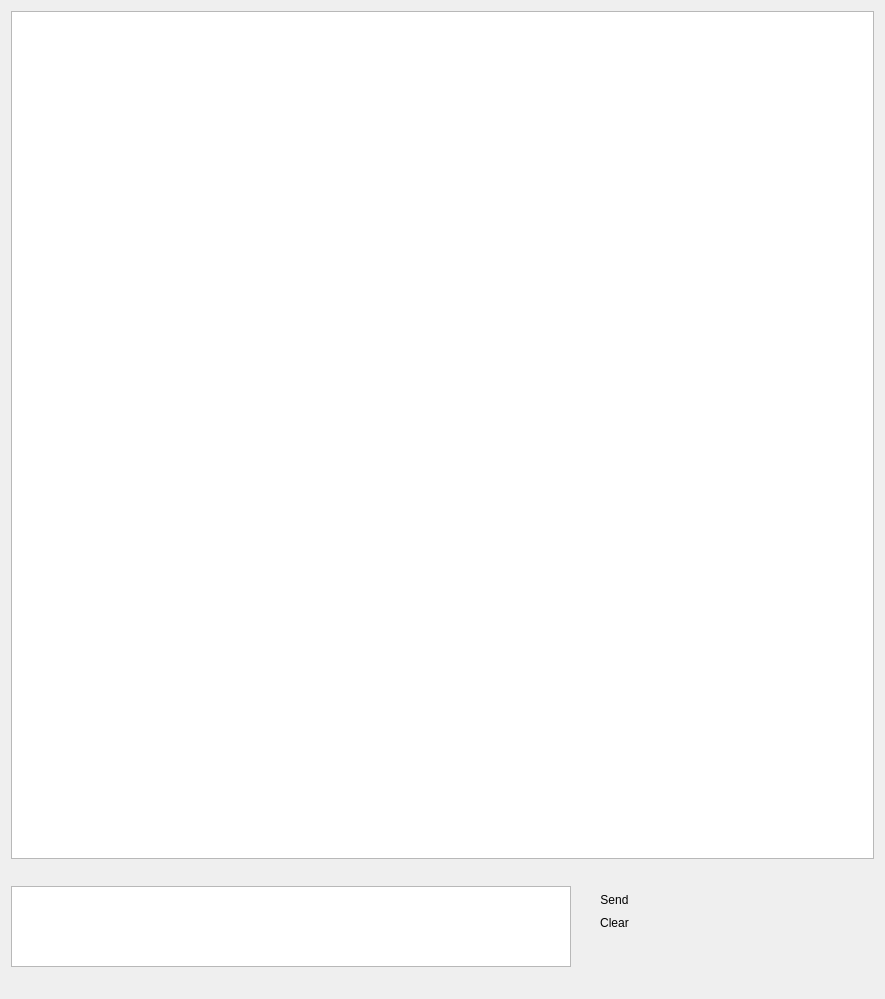
This is VentilateGUI/Shell/Ventilate_Shell/chatscreen.ui in Ixirsii/Ventilate as Qt 5 draws it before an edit. The edited form follows.
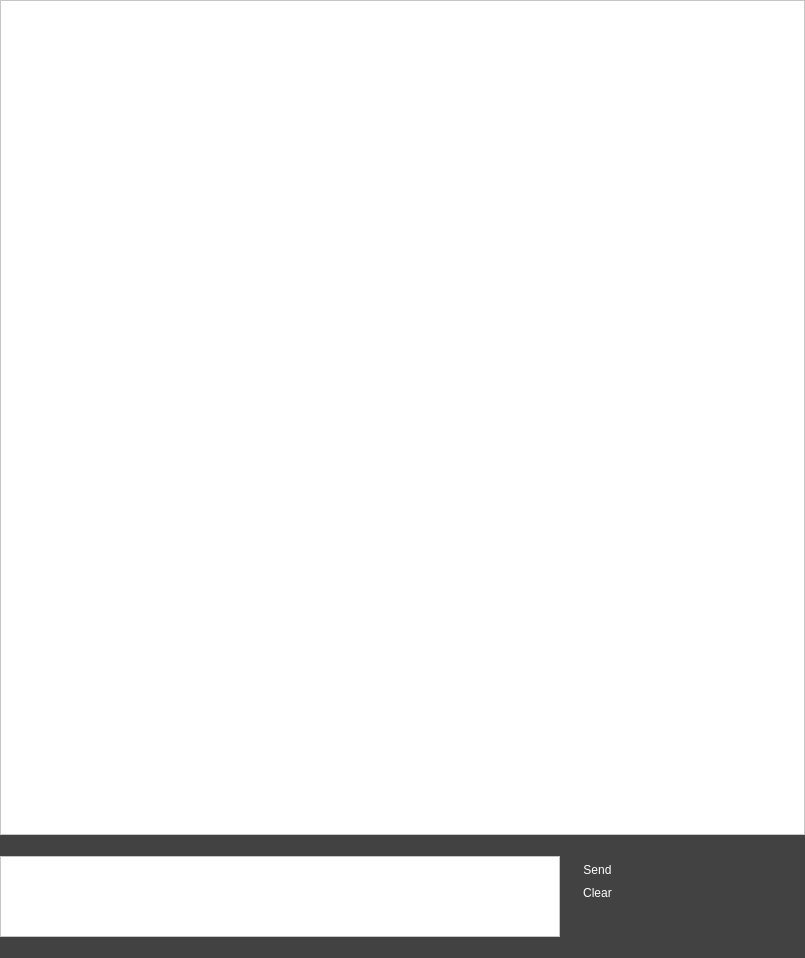
This is the edited form.

Diff of the .ui file:
```diff
--- a/VentilateGUI/Shell/Ventilate_Shell/chatscreen.ui
+++ b/VentilateGUI/Shell/Ventilate_Shell/chatscreen.ui
@@ -6,26 +6,51 @@
    <rect>
     <x>0</x>
     <y>0</y>
-    <width>885</width>
-    <height>999</height>
+    <width>805</width>
+    <height>958</height>
    </rect>
   </property>
   <property name="windowTitle">
    <string>Form</string>
   </property>
+  <property name="styleSheet">
+   <string notr="true">background-color:rgb(66,66,66);</string>
+  </property>
   <layout class="QVBoxLayout" name="verticalLayout_2">
+   <property name="spacing">
+    <number>0</number>
+   </property>
+   <property name="leftMargin">
+    <number>0</number>
+   </property>
+   <property name="topMargin">
+    <number>0</number>
+   </property>
+   <property name="rightMargin">
+    <number>0</number>
+   </property>
+   <property name="bottomMargin">
+    <number>0</number>
+   </property>
    <item>
     <widget class="QListWidget" name="lstChatscreen">
      <property name="minimumSize">
       <size>
-       <width>805</width>
-       <height>833</height>
+       <width>700</width>
+       <height>810</height>
       </size>
      </property>
+     <property name="styleSheet">
+      <string notr="true">color: rgb(255, 255, 255);
+background-color: rgb(255, 255, 255);</string>
+     </property>
     </widget>
    </item>
    <item>
     <layout class="QHBoxLayout" name="horizontalLayout">
+     <property name="spacing">
+      <number>0</number>
+     </property>
      <property name="sizeConstraint">
       <enum>QLayout::SetFixedSize</enum>
      </property>
@@ -49,6 +74,10 @@
          <height>81</height>
         </size>
        </property>
+       <property name="styleSheet">
+        <string notr="true">color: rgb(0, 0, 0);
+background-color: rgb(255, 255, 255);</string>
+       </property>
       </widget>
      </item>
      <item>
@@ -85,6 +114,9 @@
            <height>23</height>
           </size>
          </property>
+         <property name="styleSheet">
+          <string notr="true">color: rgb(255, 255, 255);</string>
+         </property>
          <property name="text">
           <string>Send</string>
          </property>
@@ -113,6 +145,9 @@
            <height>23</height>
           </size>
          </property>
+         <property name="styleSheet">
+          <string notr="true">color: rgb(255, 255, 255);</string>
+         </property>
          <property name="text">
           <string>Clear</string>
          </property>
```
Left out of the diff: 2 changed lines with no effect on the pictures.
